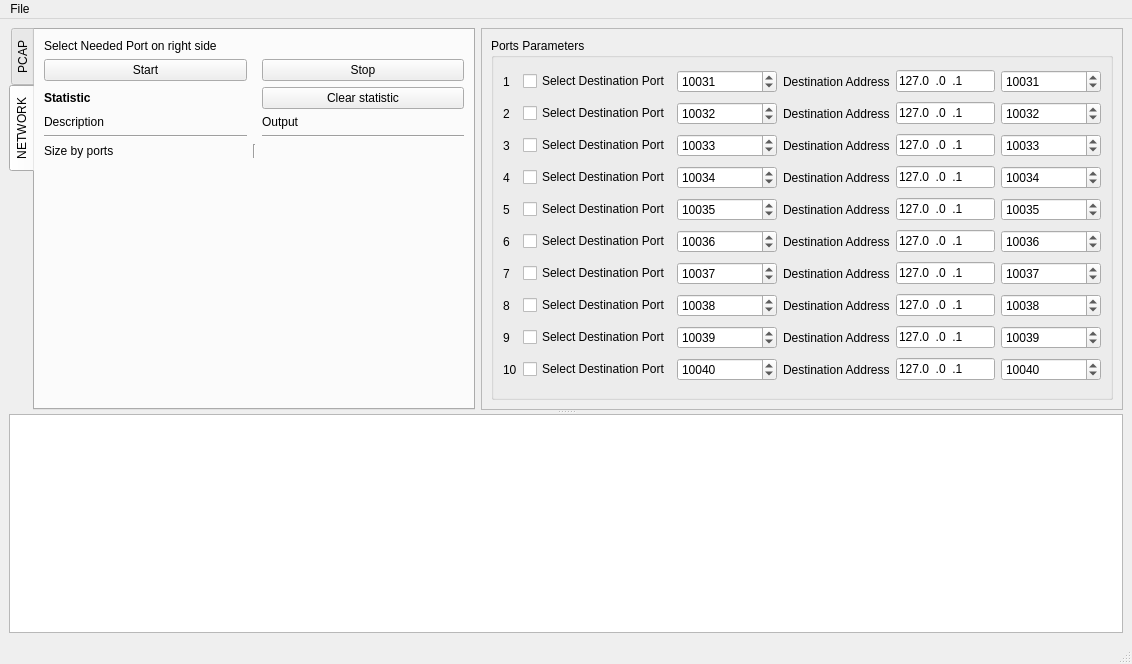
The window that mainwindow.ui (artthirt/AnalyzePcapUdp) describes before a commit, drawn with Qt 5.
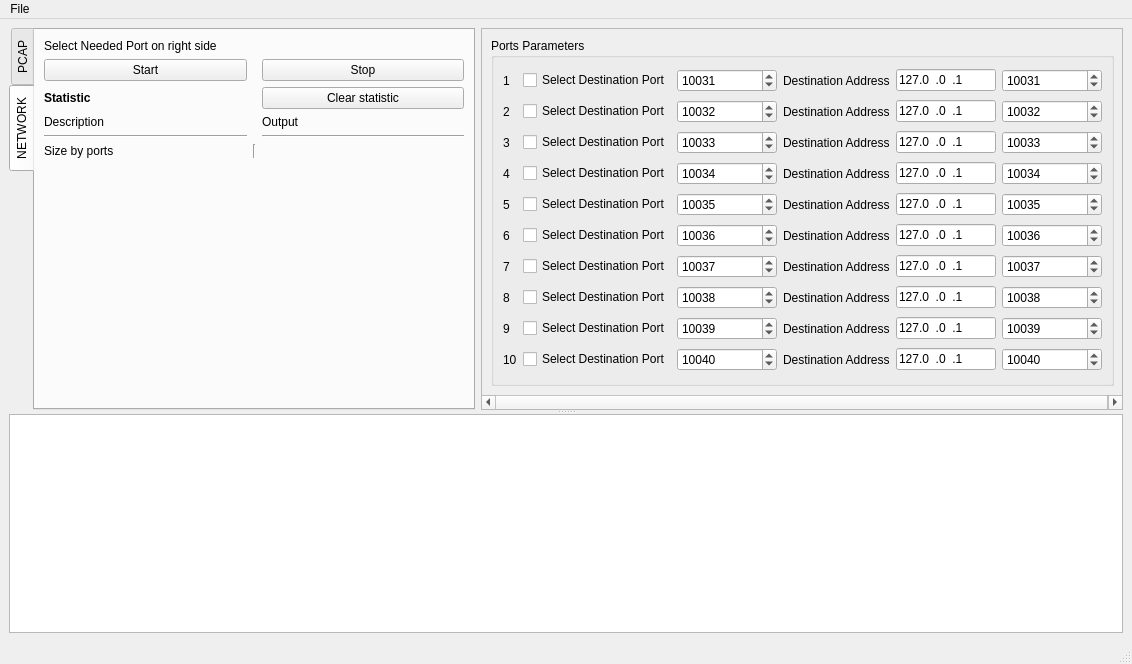
The same window after the commit.

```diff
--- a/mainwindow.ui
+++ b/mainwindow.ui
@@ -56,8 +56,8 @@
             <rect>
              <x>0</x>
              <y>0</y>
-             <width>631</width>
-             <height>396</height>
+             <width>663</width>
+             <height>428</height>
             </rect>
            </property>
            <layout class="QVBoxLayout" name="verticalLayout_2">
@@ -91,6 +91,12 @@
                </item>
                <item row="6" column="5">
                 <widget class="QLineEdit" name="leIp_6">
+                 <property name="minimumSize">
+                  <size>
+                   <width>100</width>
+                   <height>0</height>
+                  </size>
+                 </property>
                  <property name="maximumSize">
                   <size>
                    <width>200</width>
@@ -186,6 +192,12 @@
                </item>
                <item row="0" column="5">
                 <widget class="QLineEdit" name="leIp">
+                 <property name="minimumSize">
+                  <size>
+                   <width>100</width>
+                   <height>0</height>
+                  </size>
+                 </property>
                  <property name="maximumSize">
                   <size>
                    <width>200</width>
@@ -425,6 +437,12 @@
                </item>
                <item row="3" column="5">
                 <widget class="QLineEdit" name="leIp_4">
+                 <property name="minimumSize">
+                  <size>
+                   <width>100</width>
+                   <height>0</height>
+                  </size>
+                 </property>
                  <property name="maximumSize">
                   <size>
                    <width>200</width>
@@ -448,6 +466,12 @@
                </item>
                <item row="9" column="5">
                 <widget class="QLineEdit" name="leIp_9">
+                 <property name="minimumSize">
+                  <size>
+                   <width>100</width>
+                   <height>0</height>
+                  </size>
+                 </property>
                  <property name="maximumSize">
                   <size>
                    <width>200</width>
@@ -525,6 +549,12 @@
                </item>
                <item row="4" column="5">
                 <widget class="QLineEdit" name="leIp_5">
+                 <property name="minimumSize">
+                  <size>
+                   <width>100</width>
+                   <height>0</height>
+                  </size>
+                 </property>
                  <property name="maximumSize">
                   <size>
                    <width>200</width>
@@ -573,6 +603,12 @@
                </item>
                <item row="8" column="5">
                 <widget class="QLineEdit" name="leIp_8">
+                 <property name="minimumSize">
+                  <size>
+                   <width>100</width>
+                   <height>0</height>
+                  </size>
+                 </property>
                  <property name="maximumSize">
                   <size>
                    <width>200</width>
@@ -663,6 +699,12 @@
                </item>
                <item row="7" column="5">
                 <widget class="QLineEdit" name="leIp_7">
+                 <property name="minimumSize">
+                  <size>
+                   <width>100</width>
+                   <height>0</height>
+                  </size>
+                 </property>
                  <property name="maximumSize">
                   <size>
                    <width>200</width>
@@ -814,6 +856,12 @@
                </item>
                <item row="1" column="5">
                 <widget class="QLineEdit" name="leIp_2">
+                 <property name="minimumSize">
+                  <size>
+                   <width>100</width>
+                   <height>0</height>
+                  </size>
+                 </property>
                  <property name="maximumSize">
                   <size>
                    <width>200</width>
@@ -1021,6 +1069,12 @@
                </item>
                <item row="2" column="5">
                 <widget class="QLineEdit" name="leIp_3">
+                 <property name="minimumSize">
+                  <size>
+                   <width>100</width>
+                   <height>0</height>
+                  </size>
+                 </property>
                  <property name="maximumSize">
                   <size>
                    <width>200</width>
```
Left out of the diff: 2 changed lines with no effect on the pictures.
